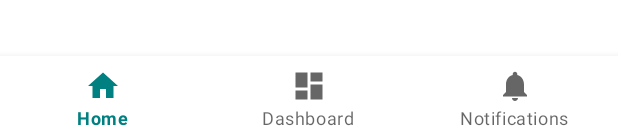
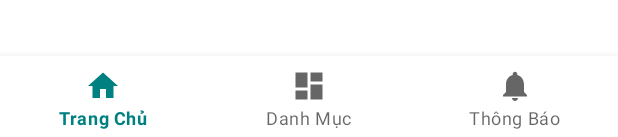
Before and after one commit to phamhuynhquocduy/Coffee-System, an Android app: the layout activity_main.xml on its own in the app's theme, with its tools: preview values and no code run, on a phone screen of 412 x 824 dp. Shown: the part 1096-1233 px from the top of the screen. Run offline under Robolectric (Android 15) with nearby library versions, the phone set to English and light mode, and no system bars.

Commit message:
fix view

```diff
--- a/app/build.gradle
+++ b/app/build.gradle
@@ -60,7 +60,6 @@ dependencies {
     implementation 'com.jakewharton.rxbinding2:rxbinding:2.1.1'
     //picaso
     implementation 'com.squareup.picasso:picasso:2.71828'
-
     //volley
     implementation 'com.android.volley:volley:1.1.0'
 
--- a/app/src/main/java/com/example/coffeesystem/ui/home/HomeFragment.kt
+++ b/app/src/main/java/com/example/coffeesystem/ui/home/HomeFragment.kt
@@ -82,8 +82,7 @@ class HomeFragment : Fragment() {
                     val id = product.getInt("id")
                     val name = product.getString("name")
                     val description = product.getString("description")
-                    val image =
-                        "http://45.77.29.150/" + product.getString("image")
+                    val image = "http://45.77.29.150/" + product.getString("image")
                     val price = product.getDouble("price")
                     val idcategory = product.getInt("id_category")
                     val status = product.getString("status")
--- a/app/src/main/res/drawable/ic_baseline_shopping_cart_24_black.xml
+++ b/app/src/main/res/drawable/ic_baseline_shopping_cart_24_black.xml
@@ -1,6 +1,6 @@
 <vector xmlns:android="http://schemas.android.com/apk/res/android"
-    android:width="25dp"
-    android:height="25dp"
+    android:height="20dp"
+    android:width="20dp"
     android:viewportWidth="24"
     android:viewportHeight="24"
     android:tint="?attr/colorControlNormal">
--- a/app/src/main/res/drawable/ic_baseline_tune_24_black.xml
+++ b/app/src/main/res/drawable/ic_baseline_tune_24_black.xml
@@ -1,6 +1,6 @@
 <vector xmlns:android="http://schemas.android.com/apk/res/android"
-    android:width="25dp"
-    android:height="25dp"
+    android:width="24dp"
+    android:height="24dp"
     android:viewportWidth="24"
     android:viewportHeight="24"
     android:tint="?attr/colorControlNormal">
--- a/app/src/main/res/layout/activity_main.xml
+++ b/app/src/main/res/layout/activity_main.xml
@@ -1,25 +1,25 @@
 <?xml version="1.0" encoding="utf-8"?>
-<androidx.constraintlayout.widget.ConstraintLayout xmlns:android="http://schemas.android.com/apk/res/android"
+<LinearLayout xmlns:android="http://schemas.android.com/apk/res/android"
     xmlns:app="http://schemas.android.com/apk/res-auto"
+    xmlns:tools="http://schemas.android.com/tools"
     android:id="@+id/container"
+    android:orientation="vertical"
     android:layout_width="match_parent"
     android:layout_height="match_parent">
 
     <FrameLayout
         android:id="@+id/nav_host_fragment"
         android:layout_width="match_parent"
-        android:layout_height="match_parent"/>
+        android:layout_height="match_parent"
+        android:layout_weight="1" />
 
     <com.google.android.material.bottomnavigation.BottomNavigationView
         android:id="@+id/nav_view"
-        android:layout_width="0dp"
+        android:layout_width="match_parent"
         android:layout_height="wrap_content"
         android:layout_marginStart="0dp"
         android:layout_marginEnd="0dp"
         android:background="?android:attr/windowBackground"
-        app:layout_constraintBottom_toBottomOf="parent"
-        app:layout_constraintLeft_toLeftOf="parent"
-        app:layout_constraintRight_toRightOf="parent"
         app:menu="@menu/bottom_nav_menu"/>
 
-</androidx.constraintlayout.widget.ConstraintLayout>
+</LinearLayout>
--- a/app/src/main/res/layout/fragment_home.xml
+++ b/app/src/main/res/layout/fragment_home.xml
@@ -22,11 +22,9 @@
             android:id="@+id/search_bar"
             style="@style/ThemeOverlay.SearchView"
             android:layout_width="wrap_content"
-            android:layout_height="wrap_content"
+            android:layout_height="40dp"
             android:layout_gravity="center"
             android:layout_marginRight="10dp"
-            android:layout_marginTop="10dp"
-            android:layout_marginBottom="10dp"
             android:background="@drawable/custom_search"
             app:iconifiedByDefault="false"
             app:queryBackground="@null" />
--- a/app/src/main/res/values/strings.xml
+++ b/app/src/main/res/values/strings.xml
@@ -1,6 +1,6 @@
 <resources>
     <string name="app_name">CoffeeSystem</string>
-    <string name="title_home">Home</string>
-    <string name="title_dashboard">Dashboard</string>
-    <string name="title_notifications">Notifications</string>
+    <string name="title_home">Trang Chủ</string>
+    <string name="title_dashboard">Danh Mục</string>
+    <string name="title_notifications">Thông Báo</string>
 </resources>
```
Also changed, not shown: app/src/main/java/com/example/coffeesystem/ui/home/ProductAdapter.kt (+4 -5 lines), app/src/main/res/layout/layout_product_item.xml (+4 -5 lines).
